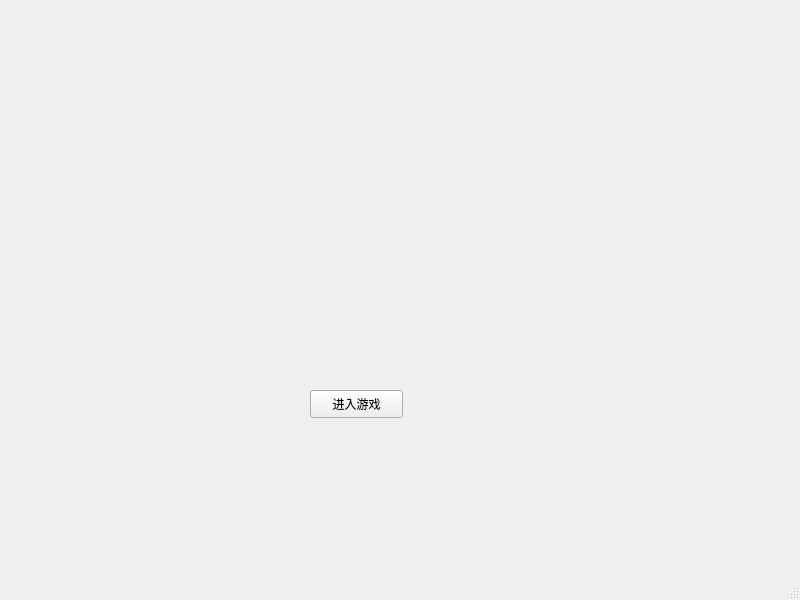
Above: mainwindow.ui from NorthOuterTowner/Bejeweled4 before the change. Below: the same form after it.
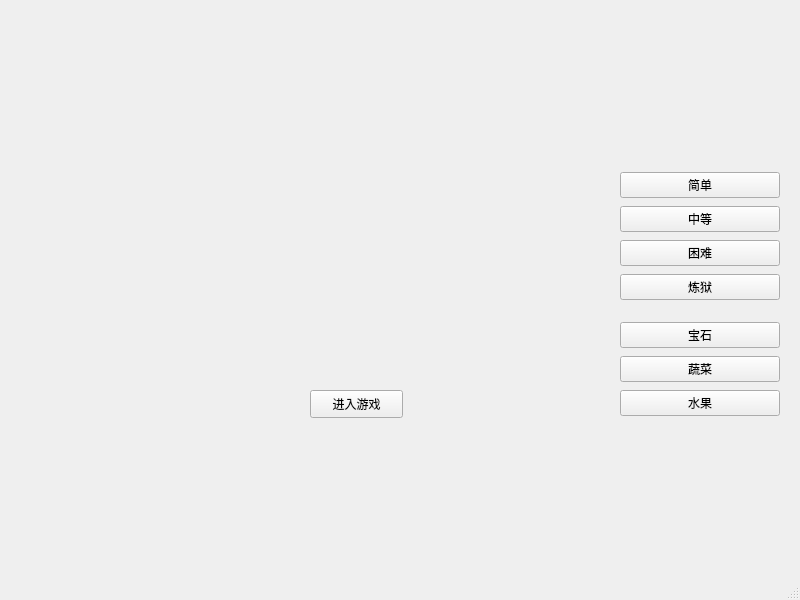
That is the form after the change.

```diff
--- a/mainwindow.ui
+++ b/mainwindow.ui
@@ -27,6 +27,79 @@
      <string>进入游戏</string>
     </property>
    </widget>
+   <widget class="QWidget" name="verticalLayoutWidget">
+    <property name="geometry">
+     <rect>
+      <x>620</x>
+      <y>170</y>
+      <width>160</width>
+      <height>135</height>
+     </rect>
+    </property>
+    <layout class="QVBoxLayout" name="verticalLayout">
+     <item>
+      <widget class="QPushButton" name="pushButton_2">
+       <property name="text">
+        <string>简单</string>
+       </property>
+      </widget>
+     </item>
+     <item>
+      <widget class="QPushButton" name="pushButton_3">
+       <property name="text">
+        <string>中等</string>
+       </property>
+      </widget>
+     </item>
+     <item>
+      <widget class="QPushButton" name="pushButton_4">
+       <property name="text">
+        <string>困难</string>
+       </property>
+      </widget>
+     </item>
+     <item>
+      <widget class="QPushButton" name="pushButton_8">
+       <property name="text">
+        <string>炼狱</string>
+       </property>
+      </widget>
+     </item>
+    </layout>
+   </widget>
+   <widget class="QWidget" name="verticalLayoutWidget_2">
+    <property name="geometry">
+     <rect>
+      <x>620</x>
+      <y>320</y>
+      <width>160</width>
+      <height>100</height>
+     </rect>
+    </property>
+    <layout class="QVBoxLayout" name="verticalLayout_2">
+     <item>
+      <widget class="QPushButton" name="pushButton_5">
+       <property name="text">
+        <string>宝石</string>
+       </property>
+      </widget>
+     </item>
+     <item>
+      <widget class="QPushButton" name="pushButton_6">
+       <property name="text">
+        <string>蔬菜</string>
+       </property>
+      </widget>
+     </item>
+     <item>
+      <widget class="QPushButton" name="pushButton_7">
+       <property name="text">
+        <string>水果</string>
+       </property>
+      </widget>
+     </item>
+    </layout>
+   </widget>
   </widget>
   <widget class="QMenuBar" name="menubar">
    <property name="geometry">
```
